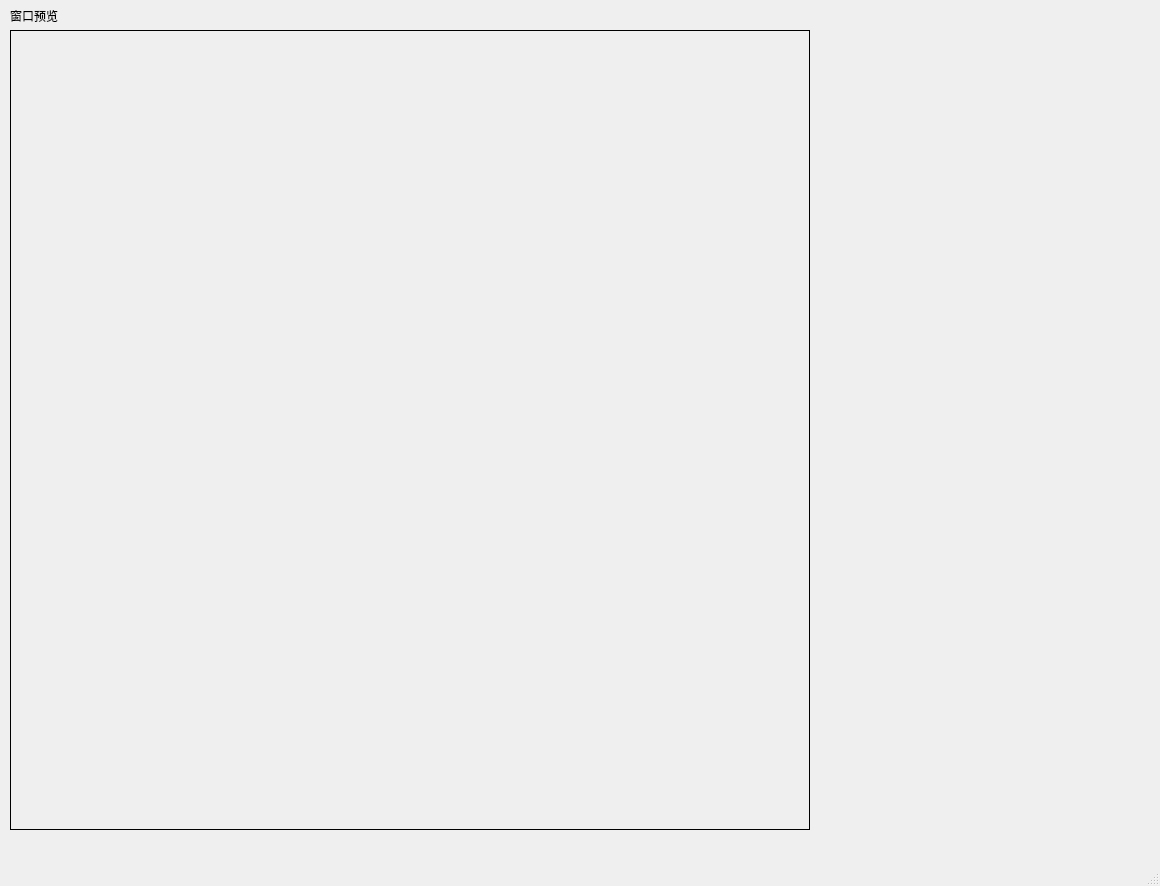
First picture: the form in QtUi/window_editor.ui, repository 1992leiting/pygame_nt, before the edit.
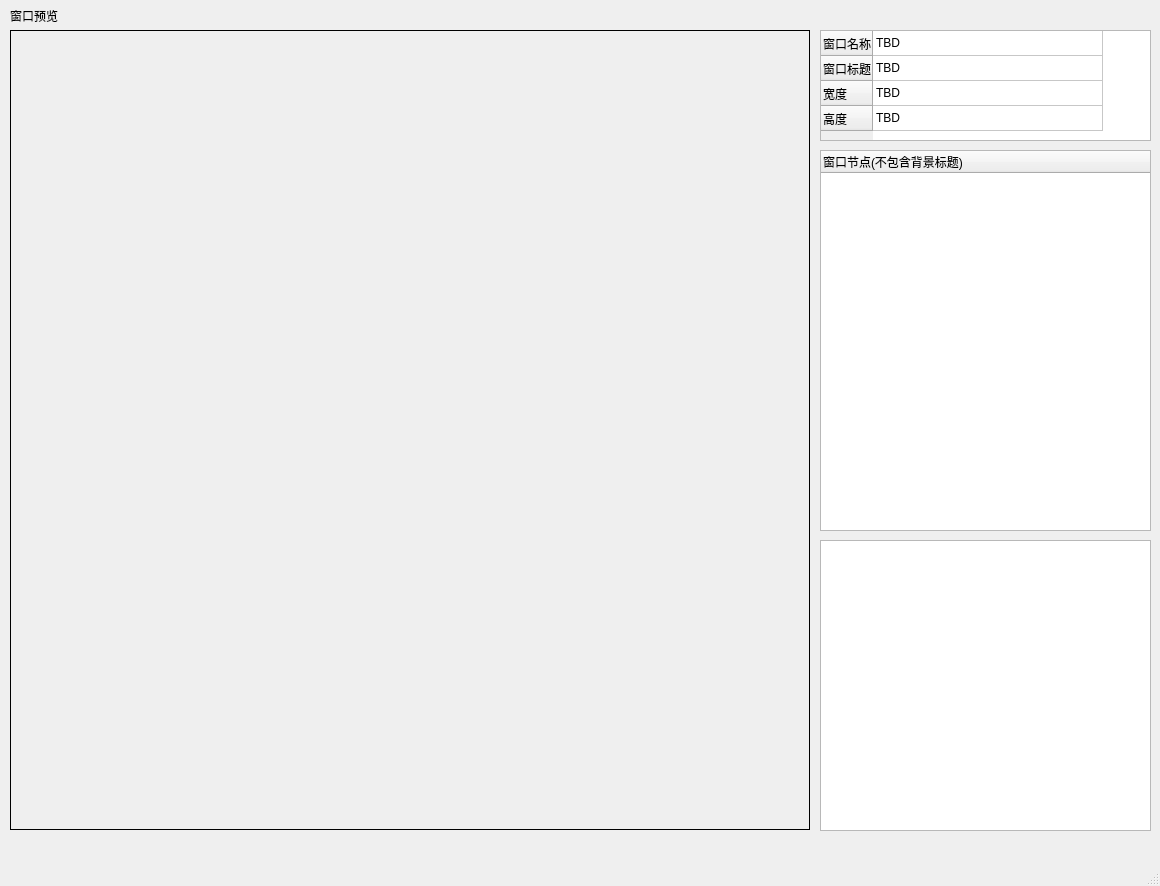
Second picture: the form after the edit.

Commit message: 优化窗口类

```diff
--- a/QtUi/window_editor.ui
+++ b/QtUi/window_editor.ui
@@ -43,6 +43,95 @@
      <string/>
     </property>
    </widget>
+   <widget class="QTreeWidget" name="treeWidget">
+    <property name="geometry">
+     <rect>
+      <x>820</x>
+      <y>150</y>
+      <width>331</width>
+      <height>381</height>
+     </rect>
+    </property>
+    <column>
+     <property name="text">
+      <string>窗口节点(不包含背景标题)</string>
+     </property>
+    </column>
+   </widget>
+   <widget class="QTableWidget" name="tableWidget">
+    <property name="geometry">
+     <rect>
+      <x>820</x>
+      <y>30</y>
+      <width>331</width>
+      <height>111</height>
+     </rect>
+    </property>
+    <attribute name="horizontalHeaderVisible">
+     <bool>false</bool>
+    </attribute>
+    <attribute name="horizontalHeaderDefaultSectionSize">
+     <number>230</number>
+    </attribute>
+    <attribute name="verticalHeaderDefaultSectionSize">
+     <number>25</number>
+    </attribute>
+    <row>
+     <property name="text">
+      <string>窗口名称</string>
+     </property>
+    </row>
+    <row>
+     <property name="text">
+      <string>窗口标题</string>
+     </property>
+    </row>
+    <row>
+     <property name="text">
+      <string>宽度</string>
+     </property>
+    </row>
+    <row>
+     <property name="text">
+      <string>高度</string>
+     </property>
+    </row>
+    <column>
+     <property name="text">
+      <string>新建列</string>
+     </property>
+    </column>
+    <item row="0" column="0">
+     <property name="text">
+      <string>TBD</string>
+     </property>
+    </item>
+    <item row="1" column="0">
+     <property name="text">
+      <string>TBD</string>
+     </property>
+    </item>
+    <item row="2" column="0">
+     <property name="text">
+      <string>TBD</string>
+     </property>
+    </item>
+    <item row="3" column="0">
+     <property name="text">
+      <string>TBD</string>
+     </property>
+    </item>
+   </widget>
+   <widget class="QTableWidget" name="tableWidget_2">
+    <property name="geometry">
+     <rect>
+      <x>820</x>
+      <y>540</y>
+      <width>331</width>
+      <height>291</height>
+     </rect>
+    </property>
+   </widget>
   </widget>
   <widget class="QMenuBar" name="menubar">
    <property name="geometry">
```
Left out of the diff: 4 changed lines with no effect on the pictures. The commit also changes 5 other files.
